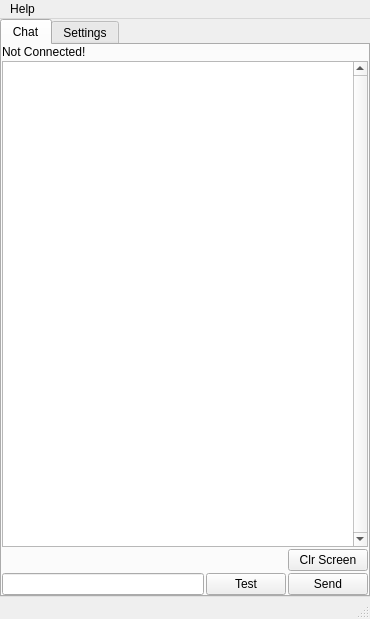
First picture: the form in src/mainwindow.ui, repository cyberlord8/ChesterTheChat, before the edit.
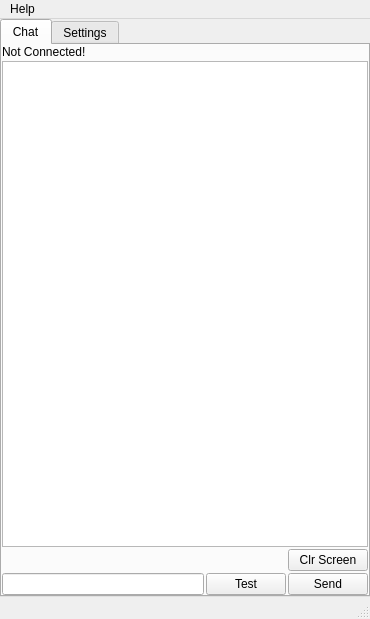
Second picture: the form after the edit. The open tabs and pages were chosen to show the change.

Commit message: Updated Doxygen comments

The edit to the form file:
```diff
--- a/src/mainwindow.ui
+++ b/src/mainwindow.ui
@@ -67,7 +67,7 @@
           <item>
            <widget class="QTextEdit" name="textEditChat">
             <property name="verticalScrollBarPolicy">
-             <enum>Qt::ScrollBarPolicy::ScrollBarAlwaysOn</enum>
+             <enum>Qt::ScrollBarPolicy::ScrollBarAsNeeded</enum>
             </property>
            </widget>
           </item>
```
Left out of the diff: 2 changed lines with no effect on the pictures. The commit also changes 2 other files.
